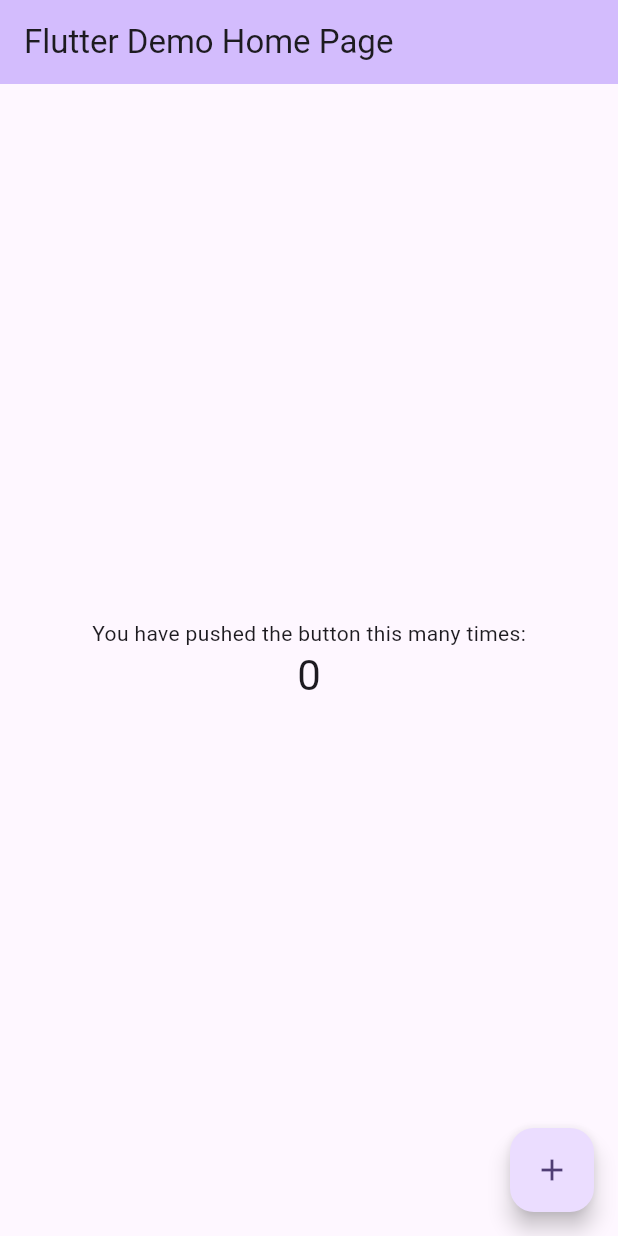
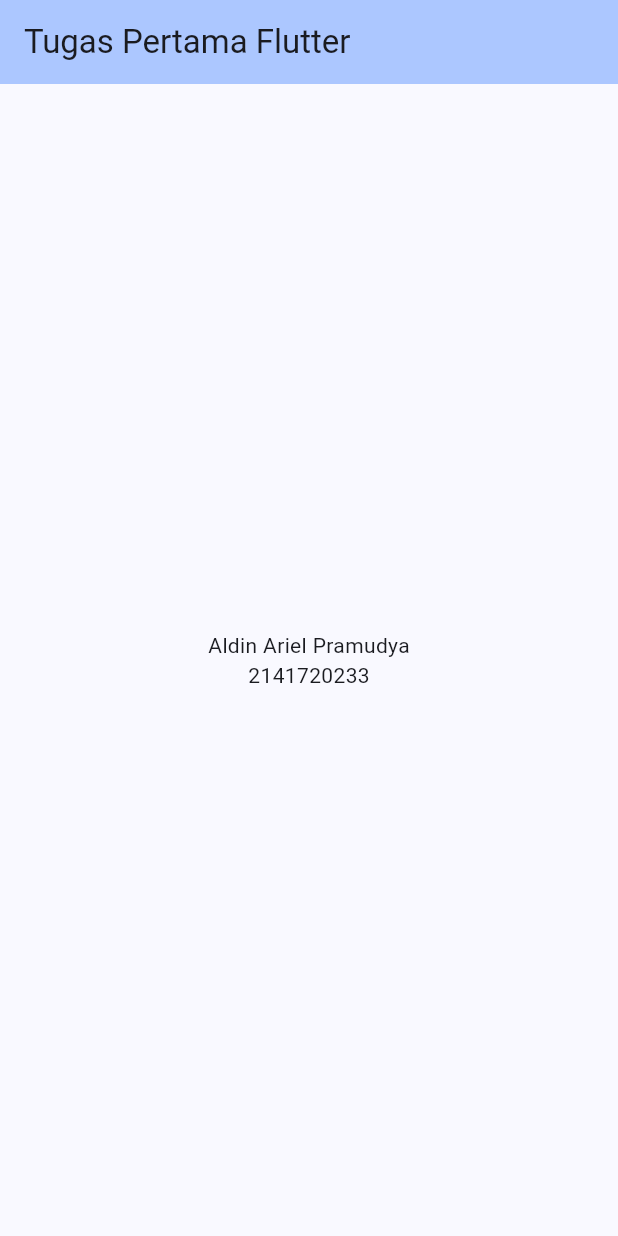
Before and after one commit to aldinpramudya/android-helloworld, a Flutter app: the screen it shows after launch, on a phone screen of 412 x 824 dp. Run offline on Flutter 3.47's test engine with Material 2 defaults, Android fonts, the phone set to English and light mode, and no system bars.

Commit message:
changes helo world

```diff
--- a/lib/main.dart
+++ b/lib/main.dart
@@ -13,40 +13,16 @@ class MyApp extends StatelessWidget {
     return MaterialApp(
       title: 'Flutter Demo',
       theme: ThemeData(
-        // This is the theme of your application.
-        //
-        // TRY THIS: Try running your application with "flutter run". You'll see
-        // the application has a blue toolbar. Then, without quitting the app,
-        // try changing the seedColor in the colorScheme below to Colors.green
-        // and then invoke "hot reload" (save your changes or press the "hot
-        // reload" button in a Flutter-supported IDE, or press "r" if you used
-        // the command line to start the app).
-        //
-        // Notice that the counter didn't reset back to zero; the application
-        // state is not lost during the reload. To reset the state, use hot
-        // restart instead.
-        //
-        // This works for code too, not just values: Most code changes can be
-        // tested with just a hot reload.
-        colorScheme: ColorScheme.fromSeed(seedColor: Colors.deepPurple),
+        colorScheme: ColorScheme.fromSeed(seedColor: Color.fromARGB(255, 0, 119, 246)),
         useMaterial3: true,
       ),
-      home: const MyHomePage(title: 'Flutter Demo Home Page'),
+      home: const MyHomePage(title: 'Tugas Pertama Flutter '),
     );
   }
 }
 
 class MyHomePage extends StatefulWidget {
   const MyHomePage({super.key, required this.title});
-
-  // This widget is the home page of your application. It is stateful, meaning
-  // that it has a State object (defined below) that contains fields that affect
-  // how it looks.
-
-  // This class is the configuration for the state. It holds the values (in this
-  // case the title) provided by the parent (in this case the App widget) and
-  // used by the build method of the State. Fields in a Widget subclass are
-  // always marked "final".
 
   final String title;
 
@@ -55,18 +31,6 @@ class MyHomePage extends StatefulWidget {
 }
 
 class _MyHomePageState extends State<MyHomePage> {
-  int _counter = 0;
-
-  void _incrementCounter() {
-    setState(() {
-      // This call to setState tells the Flutter framework that something has
-      // changed in this State, which causes it to rerun the build method below
-      // so that the display can reflect the updated values. If we changed
-      // _counter without calling setState(), then the build method would not be
-      // called again, and so nothing would appear to happen.
-      _counter++;
-    });
-  }
 
   @override
   Widget build(BuildContext context) {
@@ -78,47 +42,21 @@ class _MyHomePageState extends State<MyHomePage> {
     // than having to individually change instances of widgets.
     return Scaffold(
       appBar: AppBar(
-        // TRY THIS: Try changing the color here to a specific color (to
-        // Colors.amber, perhaps?) and trigger a hot reload to see the AppBar
-        // change color while the other colors stay the same.
         backgroundColor: Theme.of(context).colorScheme.inversePrimary,
-        // Here we take the value from the MyHomePage object that was created by
-        // the App.build method, and use it to set our appbar title.
         title: Text(widget.title),
       ),
       body: Center(
-        // Center is a layout widget. It takes a single child and positions it
-        // in the middle of the parent.
         child: Column(
-          // Column is also a layout widget. It takes a list of children and
-          // arranges them vertically. By default, it sizes itself to fit its
-          // children horizontally, and tries to be as tall as its parent.
-          //
-          // Column has various properties to control how it sizes itself and
-          // how it positions its children. Here we use mainAxisAlignment to
-          // center the children vertically; the main axis here is the vertical
-          // axis because Columns are vertical (the cross axis would be
-          // horizontal).
-          //
-          // TRY THIS: Invoke "debug painting" (choose the "Toggle Debug Paint"
-          // action in the IDE, or press "p" in the console), to see the
-          // wireframe for each widget.
           mainAxisAlignment: MainAxisAlignment.center,
           children: <Widget>[
             const Text(
-              'You have pushed the button this many times:',
+              'Aldin Ariel Pramudya',
             ),
-            Text(
-              '$_counter',
-              style: Theme.of(context).textTheme.headlineMedium,
+            const Text(
+              '2141720233'
             ),
           ],
         ),
-      ),
-      floatingActionButton: FloatingActionButton(
-        onPressed: _incrementCounter,
-        tooltip: 'Increment',
-        child: const Icon(Icons.add),
       ), // This trailing comma makes auto-formatting nicer for build methods.
     );
   }
```
